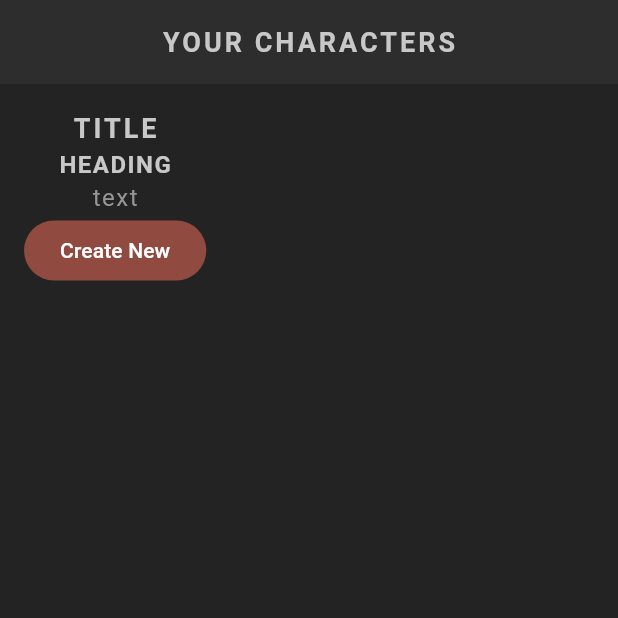
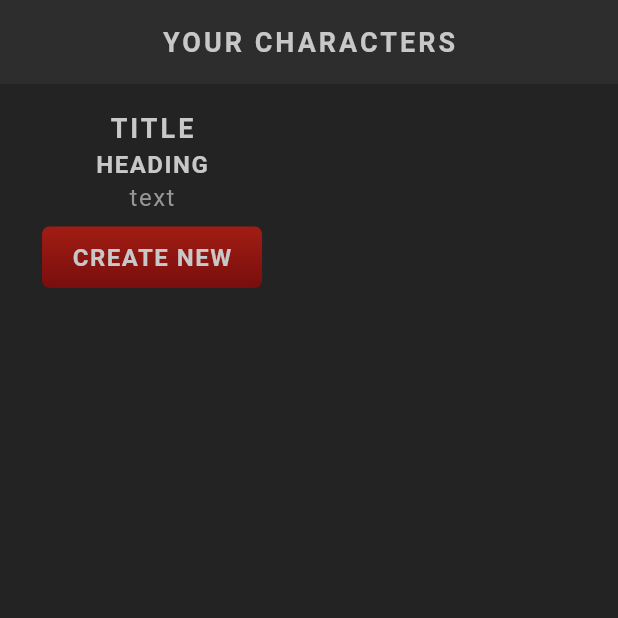
Before and after one commit to iamshaunjp/flutter-masterclass, a Flutter app: the screen it shows after launch, on a phone screen of 412 x 824 dp, the top half of it. Run offline on Flutter 3.47's test engine with Material 3 defaults, Android fonts, the phone set to English and light mode, and no system bars; our stand-ins replace google_fonts; Roboto replaces fonts that are missing (Kanit).

Commit message:
lesson-24

```diff
--- a/lib/screens/home/home.dart
+++ b/lib/screens/home/home.dart
@@ -1,4 +1,5 @@
 import 'package:flutter/material.dart';
+import 'package:flutter_masterclass/shared/styled_button.dart';
 import 'package:flutter_masterclass/shared/styled_text.dart';
 
 class Home extends StatefulWidget {
@@ -24,11 +25,11 @@ class _HomeState extends State<Home> {
             const StyledHeading('heading'),
             const StyledText('text'),
 
-            FilledButton(
+            StyledButton(
               onPressed: () {
                 // navigate to the create screen
               },
-              child: const Text('Create New'),
+              child: const StyledHeading('Create New'),
             ),
           ]
         ),
--- /dev/null
+++ b/lib/shared/styled_button.dart
@@ -0,0 +1,31 @@
+import 'package:flutter/material.dart';
+
+class StyledButton extends StatelessWidget {
+  const StyledButton({
+    super.key,
+    required this.onPressed,
+    required this.child,
+  });
+
+  final Function() onPressed;
+  final Widget child;
+
+  @override
+  Widget build(BuildContext context) {
+    return TextButton(
+      onPressed: onPressed,
+      child: Container(
+        padding: const EdgeInsets.symmetric(vertical: 10, horizontal: 20),
+        decoration: const BoxDecoration(
+          gradient: LinearGradient(
+            colors: [Color.fromRGBO(162, 29, 19, 1), Color.fromRGBO(120, 14, 14, 1)],
+            begin: Alignment.topCenter,
+            end: Alignment.bottomCenter
+          ),
+          borderRadius: BorderRadius.all(Radius.circular(5)),
+        ),
+        child: child,
+      ),
+    );
+  }
+}
```
